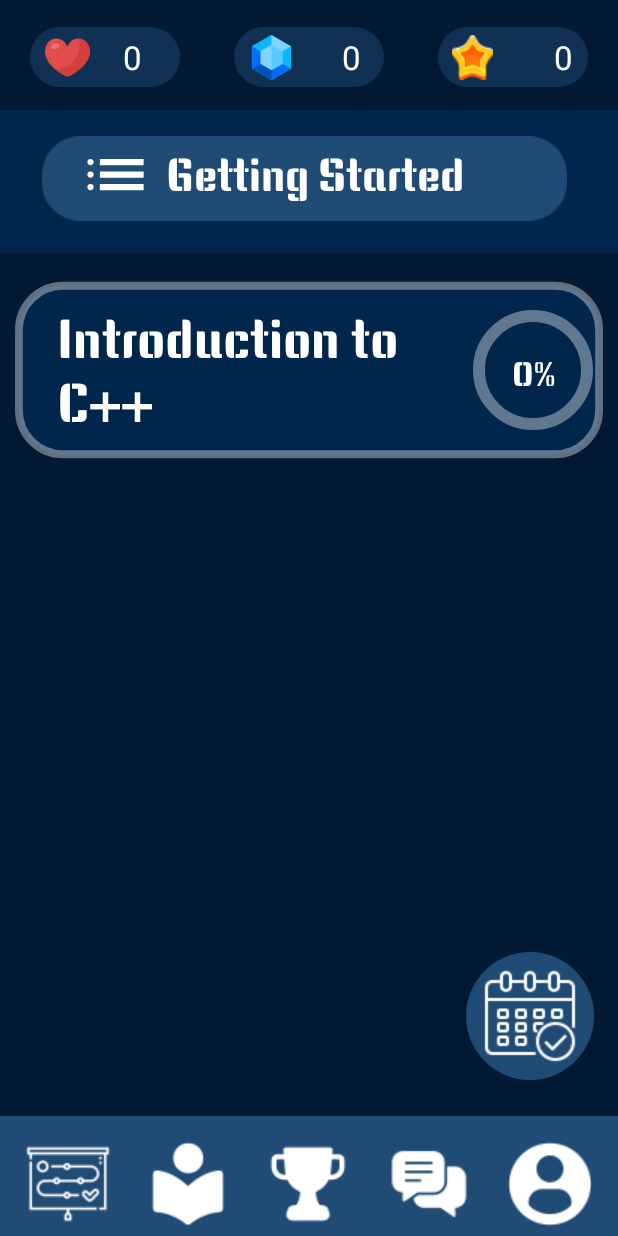
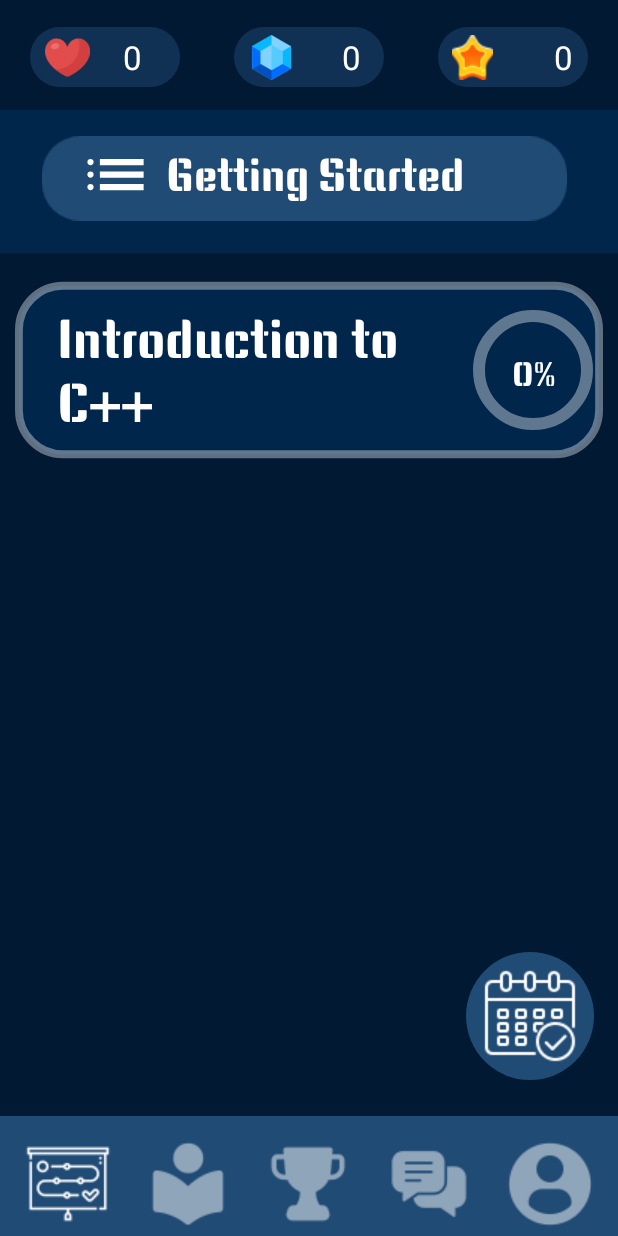
Before and after one commit to EphemeralRhythm/CodeAtlas, an Android app: the screen it shows after launch once a user with an empty profile is signed in (RoadmapActivity), on a phone screen of 412 x 824 dp. Run offline under Robolectric (Android 15) with nearby library versions, the phone set to English and light mode, and no system bars; our stand-ins replace Firebase (no records; nobody signed in at launch, a user with empty details on screens opened directly); 6 statements that could not run were skipped.

Commit message:
after disaster

```diff
--- a/app/src/main/java/com/example/codeatlas/RoadmapActivity.java
+++ b/app/src/main/java/com/example/codeatlas/RoadmapActivity.java
@@ -81,6 +81,8 @@ public class RoadmapActivity extends AppCompatActivity {
 
         mAuth = FirebaseAuth.getInstance();
         Navbar.initNavBar(RoadmapActivity.this);
+        ButtonsAlpha.resetButtonsAlpha(this);
+        ButtonsAlpha.roadmap.setAlpha(1f);
 
         initLayoutComponents();
         getUserProgress();
--- a/app/src/main/res/layout/activity_main.xml
+++ b/app/src/main/res/layout/activity_main.xml
@@ -69,7 +69,7 @@
             android:layout_width="wrap_content"
             android:layout_height="wrap_content"
             android:layout_marginEnd="15dp"
-            android:text="200"
+            android:text="100"
             android:textColor="@color/white"
             android:textSize="22sp"
             app:layout_constraintBottom_toBottomOf="@+id/gemsImgRoadmap"
@@ -103,7 +103,7 @@
             android:layout_width="wrap_content"
             android:layout_height="wrap_content"
             android:layout_marginEnd="10dp"
-            android:text="1129"
+            android:text="0"
             android:textColor="@color/white"
             android:textSize="22sp"
             app:layout_constraintBottom_toBottomOf="@+id/xpImgRoadmap"
```
